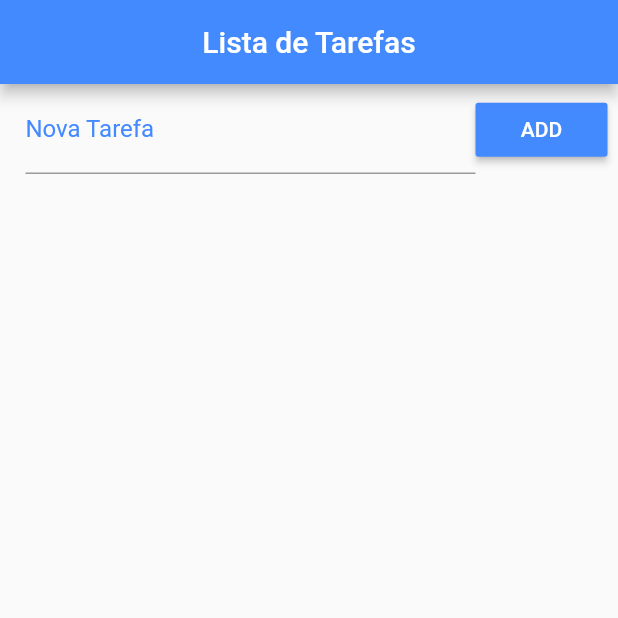
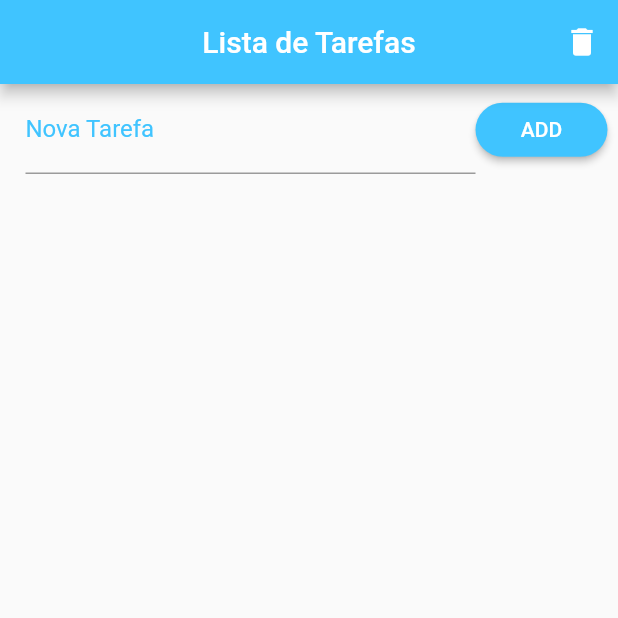
Before and after one commit to davicruzof/Tasks, a Flutter app: the screen it shows after launch, on a phone screen of 412 x 824 dp, the top half of it. Run offline on Flutter 3.47's test engine with Material 2 defaults, Android fonts, the light colour scheme and no system bars.

Commit message:
Add icon delete

```diff
--- a/lib/home/home.dart
+++ b/lib/home/home.dart
@@ -66,8 +66,17 @@ class _HomeState extends State<Home> {
         title: Text(
             "Lista de Tarefas",
         ),
-        backgroundColor: Colors.blueAccent,
+        backgroundColor: Colors.lightBlueAccent,
         centerTitle: true,
+          actions: <Widget>[
+          IconButton(
+              splashRadius: 22,
+              icon: Icon(
+                Icons.delete,
+                color: Colors.white,
+              ),
+              onPressed: () {}),
+        ],
       ),
       body: Column(
         children: <Widget>[
@@ -81,13 +90,16 @@ class _HomeState extends State<Home> {
                     decoration: InputDecoration(
                       labelText: "Nova Tarefa",
                       labelStyle: TextStyle(
-                        color: Colors.blueAccent,
+                        color: Colors.lightBlueAccent,
                       )
                     ),
                   ),
                 ),
                 RaisedButton(
-                  color: Colors.blueAccent,
+                  shape: RoundedRectangleBorder(
+                    borderRadius: BorderRadius.circular(20.0),
+                  ),
+                  color: Colors.lightBlueAccent,
                   child: Text("ADD"),
                   textColor: Colors.white,
                   onPressed: _addTodo,
```
Also changed, not shown: pubspec.lock.
